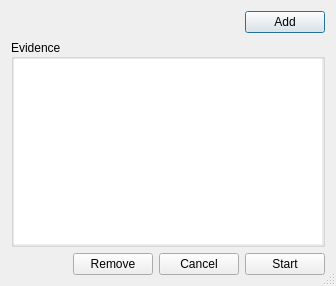
This is addevidencedialog.ui in pjrinaldi/wombatforensics as Qt 5 draws it before an edit. The edited form follows.
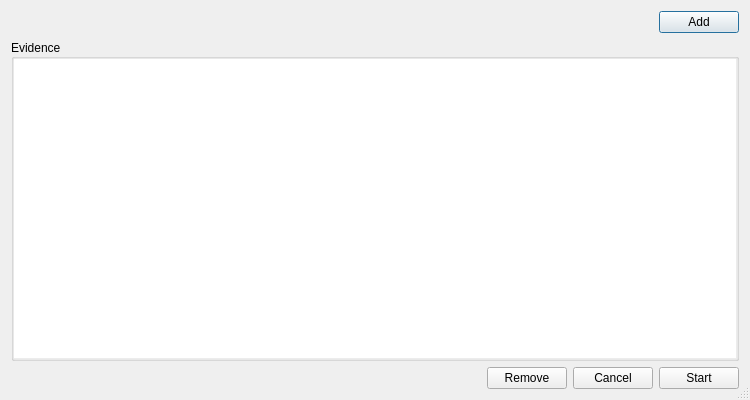
This is the edited form.

Commit message: working on removing remaining globals, adjusting default add evidence dialog window size, and adding a mutex locker for the treenodemodel addnode function

The edit to the form file:
```diff
--- a/addevidencedialog.ui
+++ b/addevidencedialog.ui
@@ -9,8 +9,8 @@
    <rect>
     <x>0</x>
     <y>0</y>
-    <width>336</width>
-    <height>286</height>
+    <width>750</width>
+    <height>400</height>
    </rect>
   </property>
   <property name="windowTitle">
```
The commit also changes 6 other files.
